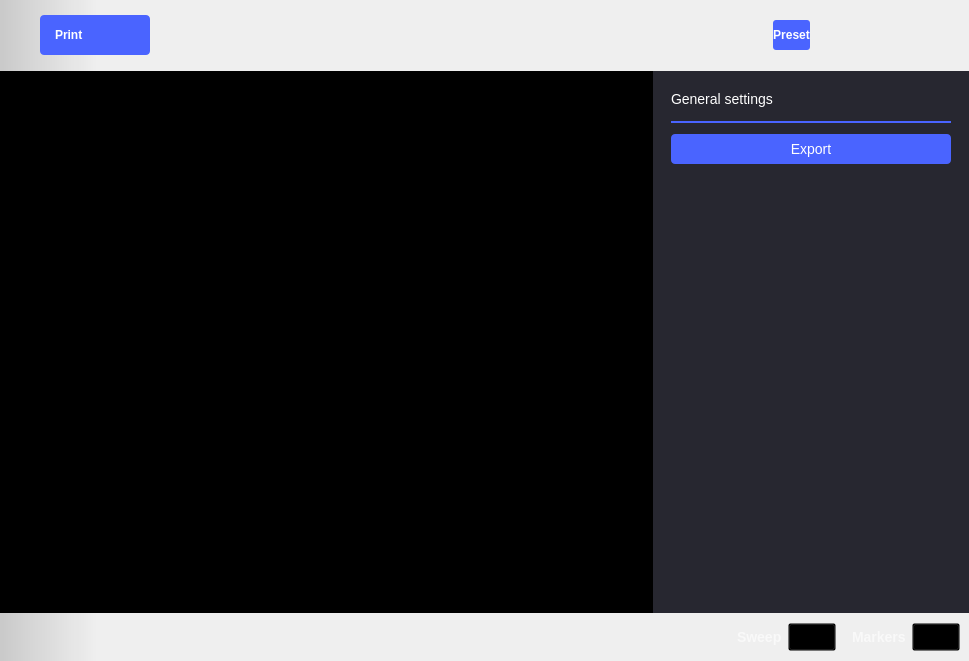
Old version of the form ui/spectrum_analyzer.ui in the repository analogdevicesinc/scopy.
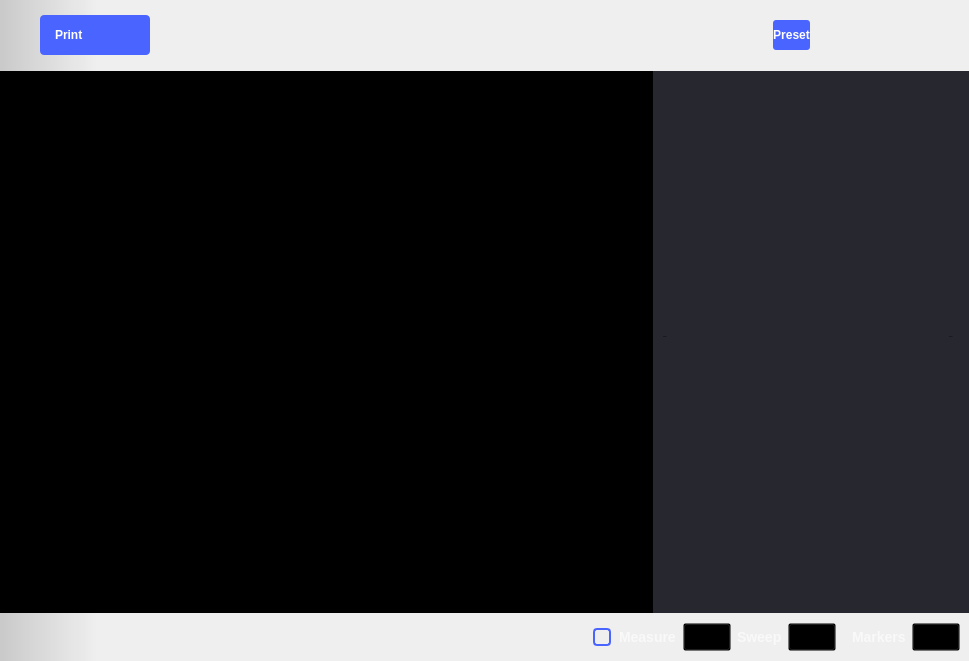
New version of the form. The open tabs and pages were chosen to show the change. Icons and pictures are not drawn. Custom widgets are drawn as their Qt base class.

Commit message: Button = inside settings, box = extern measure pannel

The edit to the form file:
```diff
--- a/ui/spectrum_analyzer.ui
+++ b/ui/spectrum_analyzer.ui
@@ -2367,6 +2367,67 @@
                </item>
               </layout>
              </widget>
+             <widget class="QWidget" name="measureSettings">
+              <widget class="QWidget" name="verticalLayoutWidget">
+               <property name="geometry">
+                <rect>
+                 <x>10</x>
+                 <y>10</y>
+                 <width>291</width>
+                 <height>511</height>
+                </rect>
+               </property>
+               <layout class="QVBoxLayout" name="vLayout_measure" stretch="0">
+                <property name="spacing">
+                 <number>0</number>
+                </property>
+                <item>
+                 <layout class="QHBoxLayout" name="hLayout_titleBar">
+                  <property name="spacing">
+                   <number>0</number>
+                  </property>
+                  <item>
+                   <widget class="QLabel" name="label_Measure">
+                    <property name="font">
+                     <font>
+                      <pointsize>1</pointsize>
+                     </font>
+                    </property>
+                    <property name="text">
+                     <string>Measure</string>
+                    </property>
+                   </widget>
+                  </item>
+                  <item>
+                   <spacer name="hSpacer_titleBar">
+                    <property name="orientation">
+                     <enum>Qt::Horizontal</enum>
+                    </property>
+                    <property name="sizeHint" stdset="0">
+                     <size>
+                      <width>40</width>
+                      <height>0</height>
+                     </size>
+                    </property>
+                   </spacer>
+                  </item>
+                  <item>
+                   <widget class="QLabel" name="label_ChanNameMeasure">
+                    <property name="font">
+                     <font>
+                      <pointsize>1</pointsize>
+                     </font>
+                    </property>
+                    <property name="text">
+                     <string>Channel</string>
+                    </property>
+                   </widget>
+                  </item>
+                 </layout>
+                </item>
+               </layout>
+              </widget>
+             </widget>
             </widget>
            </item>
           </layout>
@@ -2475,6 +2536,32 @@
 }</string>
           </property>
           <layout class="QHBoxLayout" name="horizontalLayout">
+           <item>
+            <widget class="QCheckBox" name="boxMeasure">
+             <property name="enabled">
+              <bool>true</bool>
+             </property>
+             <property name="text">
+              <string>Measure</string>
+             </property>
+             <property name="checked">
+              <bool>false</bool>
+             </property>
+            </widget>
+           </item>
+           <item>
+            <widget class="adiscope::CustomPushButton" name="btnMeasure">
+             <property name="enabled">
+              <bool>false</bool>
+             </property>
+             <property name="text">
+              <string/>
+             </property>
+             <property name="checkable">
+              <bool>true</bool>
+             </property>
+            </widget>
+           </item>
            <item>
             <widget class="QLabel" name="label_2">
              <property name="text">
```
Left out of the diff: 101 changed lines with no effect on the pictures. The commit also changes 2 other files.
